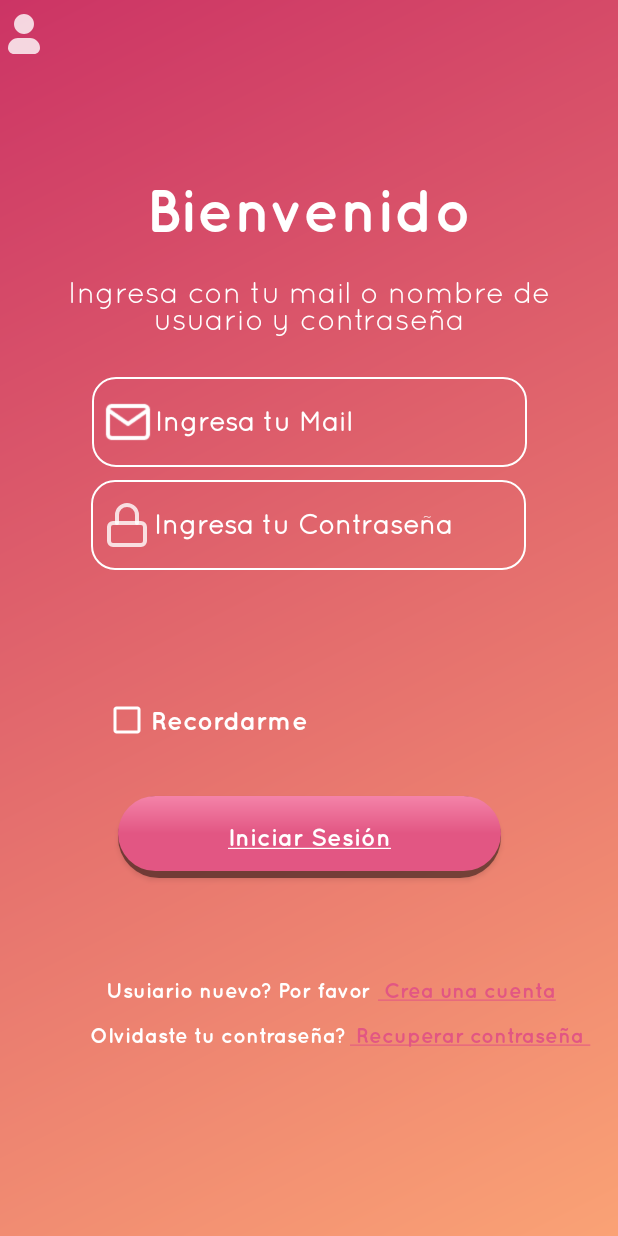
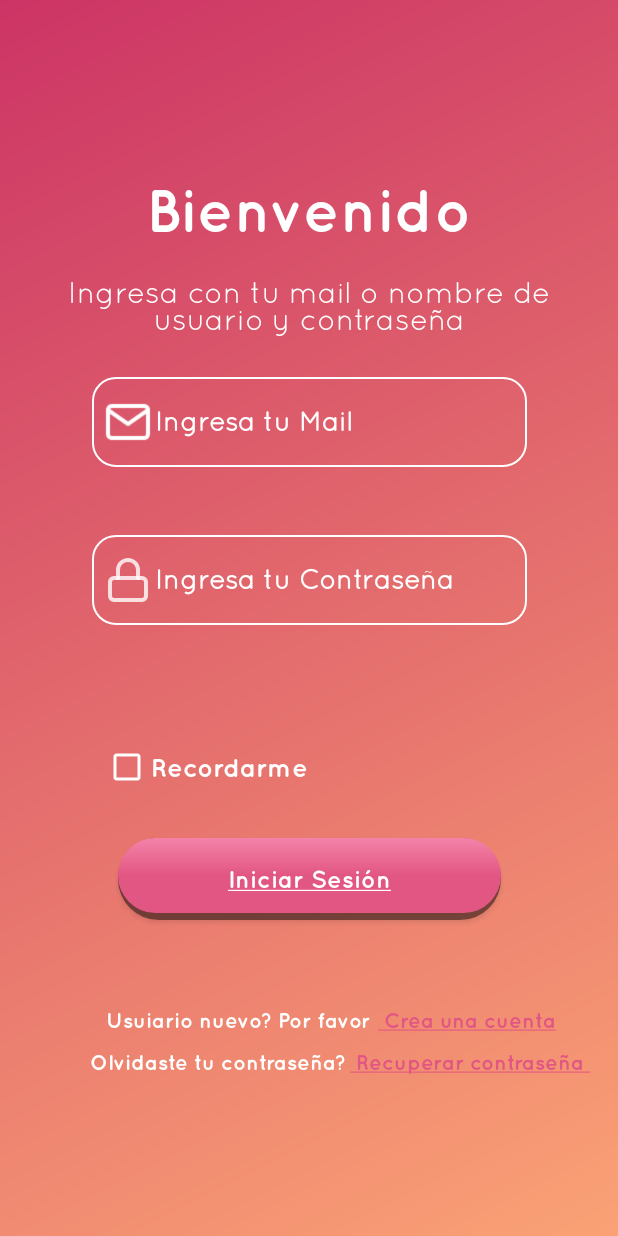
Before and after one commit to juancruz2020/front-desarrollo-de-aplicaciones, an Android app: the screen it shows after launch (Login), on a phone screen of 412 x 824 dp. Run offline under Robolectric (Android 15) with nearby library versions, the phone set to English and light mode, and no system bars.

Commit message:
Update activity_login.xml

```diff
--- a/app/src/main/res/layout/activity_login.xml
+++ b/app/src/main/res/layout/activity_login.xml
@@ -81,20 +81,12 @@
         app:srcCompat="@drawable/mail__1_" />
 
 
-    <ImageView
-        android:id="@+id/userImage"
-        android:layout_width="32dp"
-        android:layout_height="45dp"
-        app:srcCompat="@drawable/user"
-        tools:layout_editor_absoluteX="68dp"
-        tools:layout_editor_absoluteY="408dp" />
 
 
     <EditText
         android:id="@+id/contra"
         android:layout_width="wrap_content"
         android:layout_height="wrap_content"
-        android:layout_marginBottom="444dp"
         android:autofillHints="emailAddress"
         android:background="@drawable/marco_edit_text"
         android:fontFamily="@font/quicksand_book"
@@ -108,8 +100,8 @@
         android:textStyle="bold"
         app:layout_constraintBottom_toBottomOf="parent"
         app:layout_constraintEnd_toEndOf="parent"
-
-        app:layout_constraintHorizontal_bias="0.495"
+        app:layout_constraintTop_toBottomOf="@id/mail"
+        app:layout_constraintVertical_bias="0.1"
         app:layout_constraintStart_toStartOf="parent" />
 
     <ImageView
@@ -154,7 +146,6 @@
         app:layout_constraintVertical_bias="0.1"
         app:layout_constraintHorizontal_bias="0.25"
 
-        android:onClick="recordarUsuario"
         />
 
     <Button
@@ -244,6 +235,4 @@
         />
 
 
-
-
 </androidx.constraintlayout.widget.ConstraintLayout>
```
